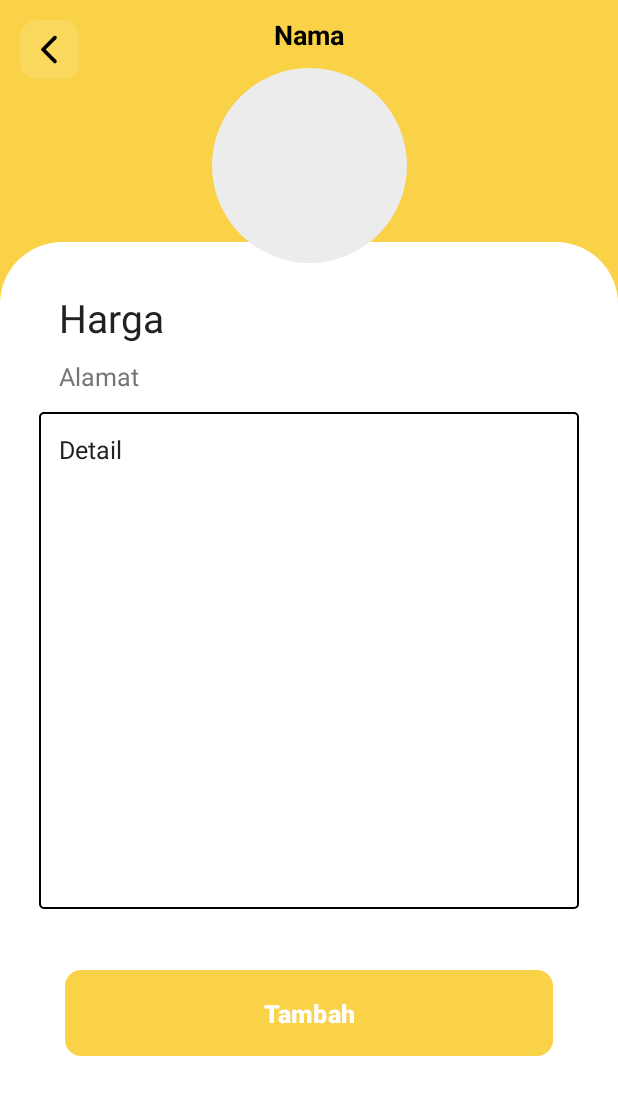
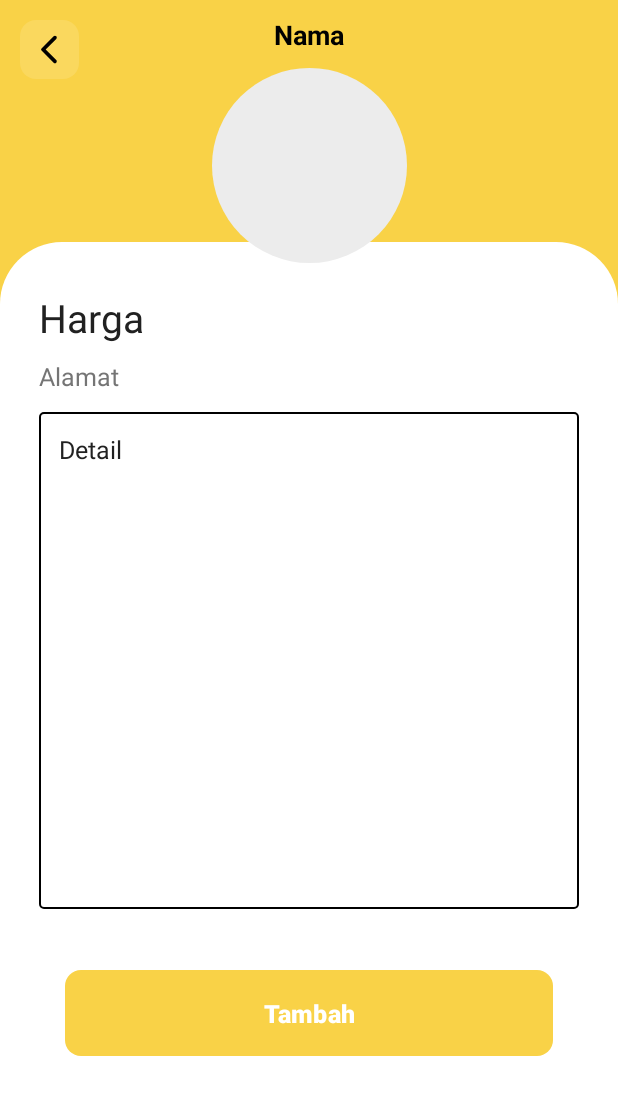
Before and after one commit to WhyWeLoveYou/ReciperApp, an Android app: the detailAct screen opened directly, with no data from a screen before it, on a phone screen of 412 x 824 dp. Shown: the top 1095 px of the screen. Run offline under Robolectric (Android 15) with nearby library versions, the phone set to English and light mode, and no system bars; our stand-ins replace CircleImageView, Firebase (no records; nobody signed in at launch, a user with empty details on screens opened directly), sdp/ssp sizes.

Commit message:
aowkoakoawaokw profile

```diff
--- a/app/src/main/res/layout/activity_details.xml
+++ b/app/src/main/res/layout/activity_details.xml
@@ -58,8 +58,7 @@
             android:layout_marginStart="@dimen/_20sdp"
             android:layout_marginTop="@dimen/_25sdp"
             android:layout_marginEnd="@dimen/_20sdp"
-            android:paddingStart="@dimen/_10sdp"
-            android:gravity="left|center"
+            android:gravity="left"
             android:importantForAutofill="no"
             android:text="Harga"
             android:textColor="@color/primary_text"
@@ -72,7 +71,6 @@
             android:layout_marginStart="@dimen/_20sdp"
             android:layout_marginTop="@dimen/_60sdp"
             android:layout_marginEnd="@dimen/_20sdp"
-            android:paddingStart="@dimen/_10sdp"
             android:text="Alamat"
             android:gravity="left"
             android:importantForAutofill="no"
```
